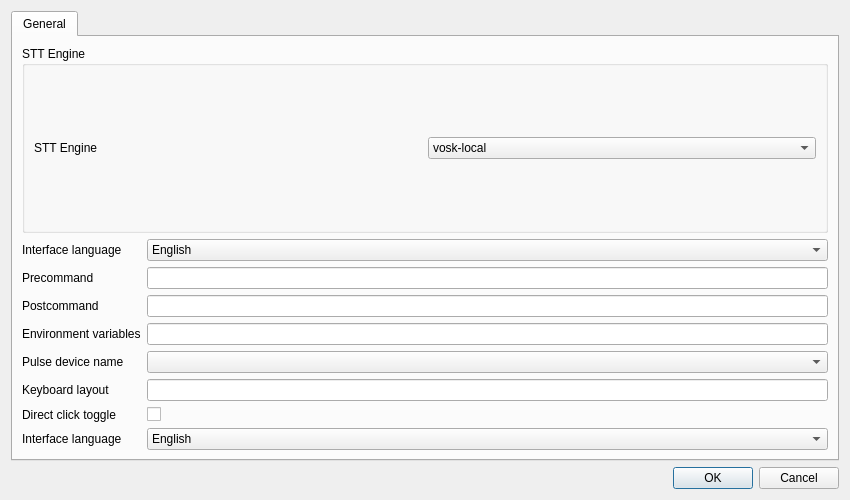
First picture: the form in eloGraf/advanced.ui, repository pcaro/elograf, before the edit.
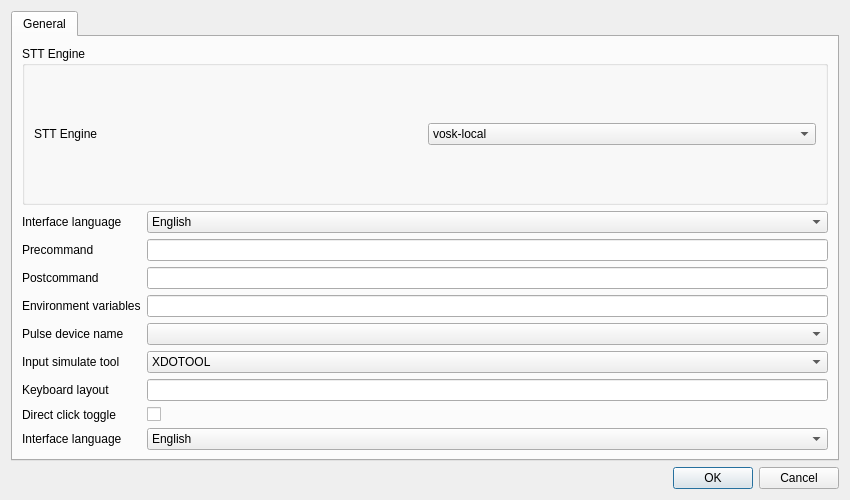
Second picture: the form after the edit. Icons and pictures are not drawn.

Commit message: Restore accidentally removed tool_cb widget in settings dialog

Patch:
```diff
--- a/eloGraf/advanced.ui
+++ b/eloGraf/advanced.ui
@@ -163,6 +163,33 @@
            </property>
           </widget>
          </item>
+         <item row="12" column="0">
+          <widget class="QLabel" name="label_13">
+           <property name="toolTip">
+            <string>&lt;b&gt;Input Simulation Tool&lt;/b&gt;&lt;br&gt;Method for typing transcribed text.&lt;br&gt;&lt;br&gt;&lt;b&gt;XDOTOOL:&lt;/b&gt; Simulates X11 keyboard events&lt;br&gt;- More compatible with all applications&lt;br&gt;- Requires xdotool installed&lt;br&gt;&lt;br&gt;&lt;b&gt;DOTOOL:&lt;/b&gt; Uses /dev/uinput directly&lt;br&gt;- Faster and more reliable&lt;br&gt;- Requires root or udev configuration</string>
+           </property>
+           <property name="text">
+            <string>Input simulate tool</string>
+           </property>
+          </widget>
+         </item>
+         <item row="12" column="1">
+          <widget class="QComboBox" name="tool_cb">
+           <property name="currentText">
+            <string>XDOTOOL</string>
+           </property>
+           <item>
+            <property name="text">
+             <string>XDOTOOL</string>
+            </property>
+           </item>
+           <item>
+            <property name="text">
+             <string>DOTOOL</string>
+            </property>
+           </item>
+          </widget>
+         </item>
          <item row="13" column="0">
           <widget class="QLabel" name="label_14">
            <property name="toolTip">
```
The commit also changes 1 other file.
